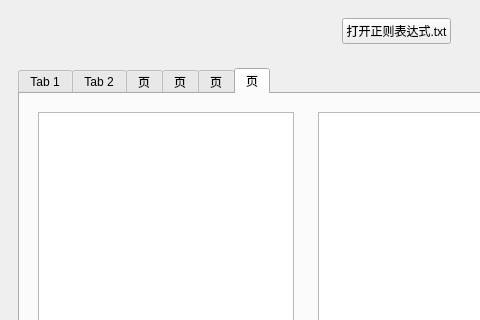
Above: ComprehensiveExp1/SourceCode/mainwindow.ui from Das-May/Compiler-Homework before the change; both pictures show x 0 to 480 and y 0 to 320 of the 1202 by 699 pixel window. Below: the same form after it.
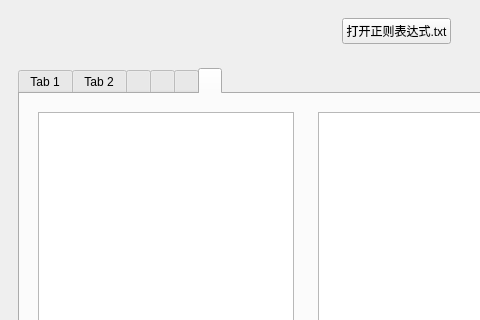
That is the form after the change.

The edit to the form file:
```diff
--- a/ComprehensiveExp1/SourceCode/mainwindow.ui
+++ b/ComprehensiveExp1/SourceCode/mainwindow.ui
@@ -218,7 +218,7 @@
          </widget>
          <widget class="QWidget" name="tab">
           <attribute name="title">
-           <string>页</string>
+           <string/>
           </attribute>
           <layout class="QHBoxLayout" name="horizontalLayout_5">
            <item>
@@ -285,7 +285,7 @@
          </widget>
          <widget class="QWidget" name="tab_3">
           <attribute name="title">
-           <string>页</string>
+           <string/>
           </attribute>
           <layout class="QHBoxLayout" name="horizontalLayout_6">
            <item>
@@ -352,7 +352,7 @@
          </widget>
          <widget class="QWidget" name="tab_4">
           <attribute name="title">
-           <string>页</string>
+           <string/>
           </attribute>
           <layout class="QHBoxLayout" name="horizontalLayout_7">
            <item>
@@ -419,7 +419,7 @@
          </widget>
          <widget class="QWidget" name="tab_5">
           <attribute name="title">
-           <string>页</string>
+           <string/>
           </attribute>
           <layout class="QHBoxLayout" name="horizontalLayout_8">
            <item>
```
Left out of the diff: 237 changed lines with no effect on the pictures.
